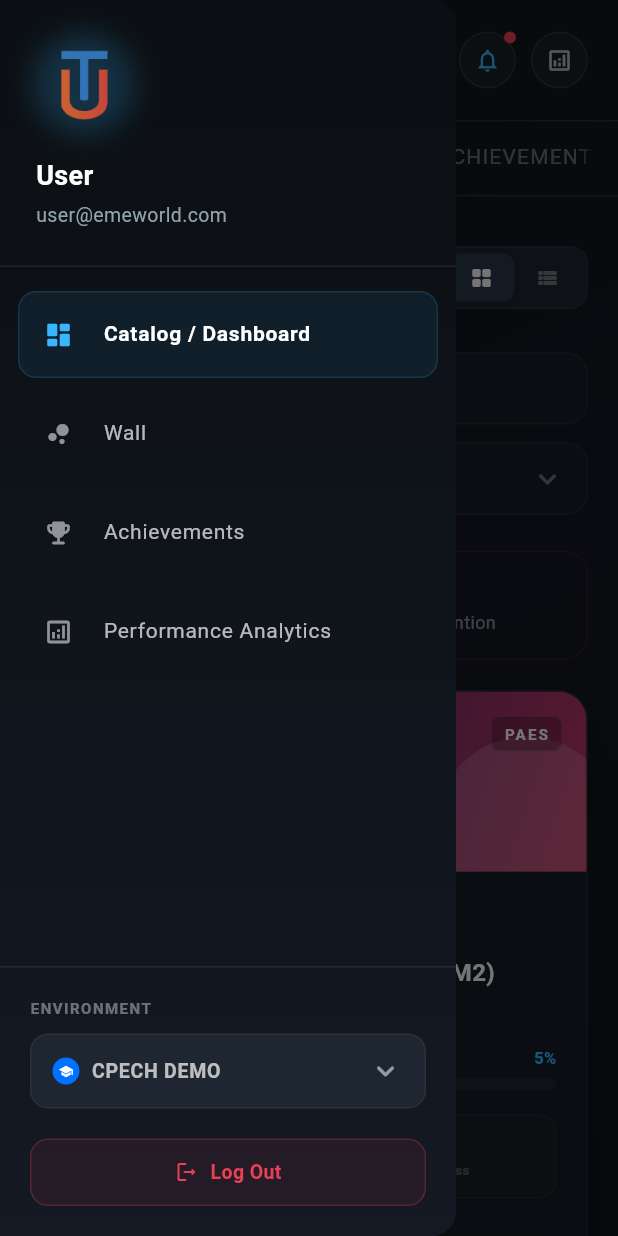
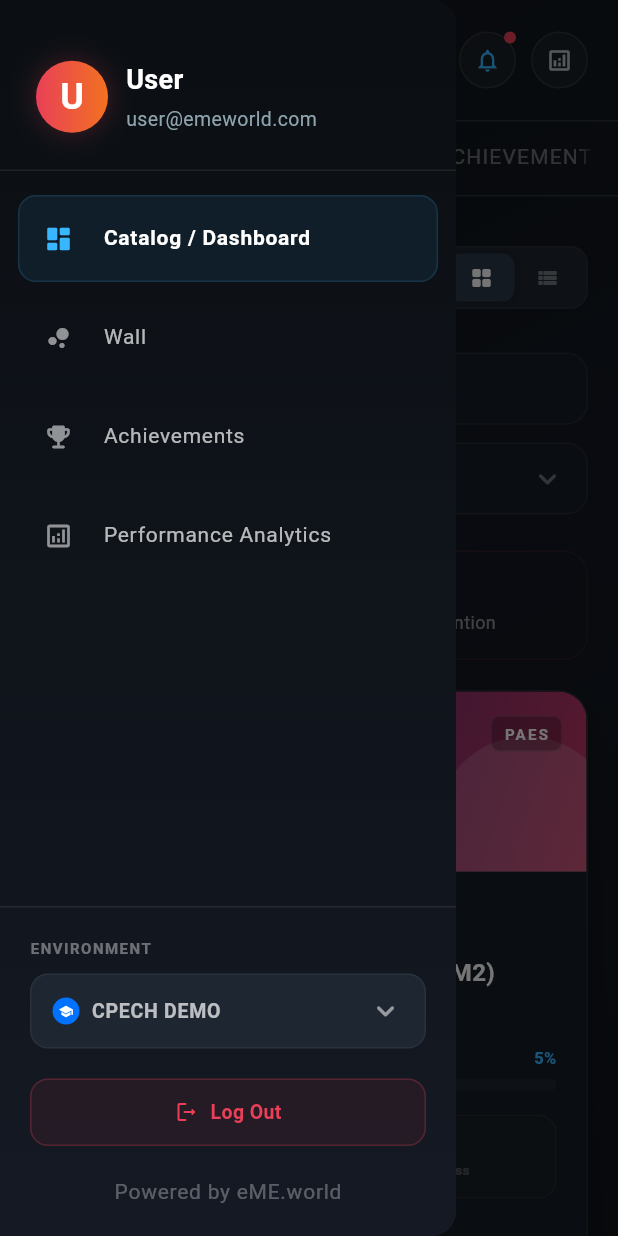
Before and after one commit to entermedia-community/eme_plugin_app, a Flutter app: the DashboardScreen screen opened directly with empty values, with the side drawer open, on a phone screen of 412 x 824 dp. Run offline on Flutter 3.47's test engine with Material 3 defaults, Android fonts, the phone set to English and light mode, and no system bars.

Commit message:
logo removed from drawer

```diff
--- a/lib/screens/dashboard_screen.dart
+++ b/lib/screens/dashboard_screen.dart
@@ -124,6 +124,18 @@ class _DashboardScreenState extends State<DashboardScreen>
                           : isGridView
                           ? _buildCourseGrid(isDesktop)
                           : _buildCourseList(isDesktop),
+
+                      const SizedBox(height: 40),
+                      const Center(
+                        child: Text(
+                          'Powered by eME.world',
+                          style: TextStyle(
+                            fontSize: 14,
+                            color: Colors.white30,
+                            letterSpacing: 0.5,
+                          ),
+                        ),
+                      ),
                     ],
                   ),
                 ),
@@ -411,24 +423,44 @@ class _DashboardScreenState extends State<DashboardScreen>
                 child: Column(
                   crossAxisAlignment: CrossAxisAlignment.start,
                   children: [
+                    const SizedBox(height: 16),
+                    Row(
+                      children: [
                         Container(
-                      width: 64,
-                      height: 64,
+                          width: 48,
+                          height: 48,
                           decoration: BoxDecoration(
                             shape: BoxShape.circle,
+                            gradient: const LinearGradient(
+                              colors: [Color(0xFFE94057), Color(0xFFF27121)],
+                            ),
                             boxShadow: [
                               BoxShadow(
                                 color: const Color(
-                              0xFF38B6FF,
+                                  0xFFE94057,
                                 ).withValues(alpha: 0.2),
-                            blurRadius: 15,
+                                blurRadius: 12,
                                 spreadRadius: 2,
                               ),
                             ],
                           ),
-                      child: const Image(image: AssetImage('assets/logo.png')),
+                          child: Center(
+                            child: Text(
+                              widget.username.isNotEmpty
+                                  ? widget.username[0].toUpperCase()
+                                  : 'U',
+                              style: const TextStyle(
+                                fontSize: 24,
+                                fontWeight: FontWeight.bold,
+                                color: Colors.white,
                               ),
-                    const SizedBox(height: 16),
+                            ),
+                          ),
+                        ),
+                        const SizedBox(width: 12),
+                        Column(
+                          crossAxisAlignment: CrossAxisAlignment.start,
+                          children: [
                             Text(
                               widget.username.isNotEmpty
                                   ? widget.username.split('@')[0]
@@ -448,6 +480,10 @@ class _DashboardScreenState extends State<DashboardScreen>
                                 fontSize: 13,
                                 color: Color(0xFF90A4AE),
                               ),
+                            ),
+                          ],
+                        ),
+                      ],
                     ),
                   ],
                 ),
@@ -638,6 +674,17 @@ class _DashboardScreenState extends State<DashboardScreen>
                               ),
                             ),
                           ],
+                        ),
+                      ),
+                    ),
+                    const SizedBox(height: 20),
+                    const Center(
+                      child: Text(
+                        'Powered by eME.world',
+                        style: TextStyle(
+                          fontSize: 14,
+                          color: Colors.white30,
+                          letterSpacing: 0.5,
                         ),
                       ),
                     ),
```
Lines whose indentation alone changed are shown as unchanged.
